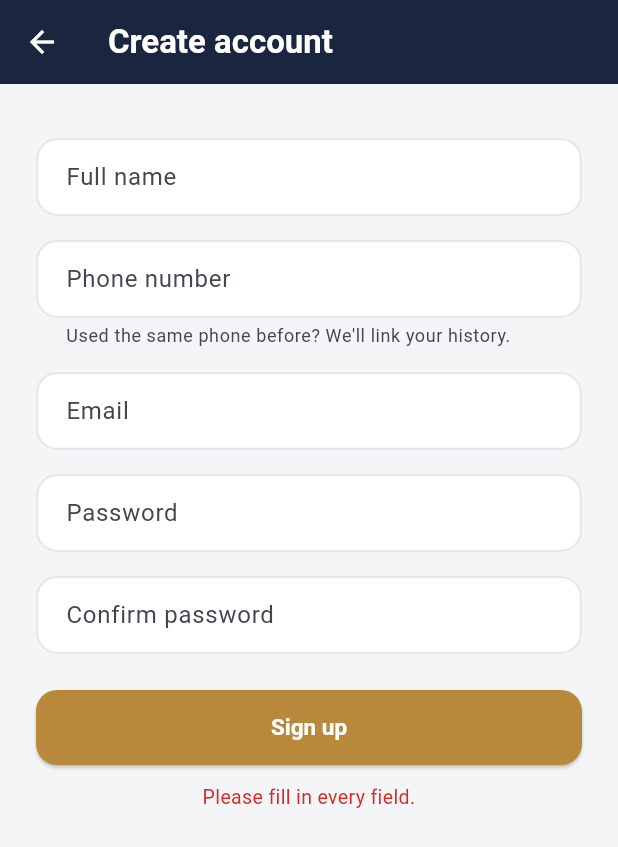
After one commit to rodgersBRY/booking-platform, a Flutter app: the SignupPage screen opened by its route, after a tap on "Sign up", on a phone screen of 412 x 824 dp. The commit adds this screen. Shown: the top 847 px of the screen. Run offline on Flutter 3.47's test engine with Material 3 defaults, Android fonts, the phone set to English and light mode, and no system bars; our stand-ins replace dio, flutter_dotenv, flutter_secure_storage, get; accounts and stored records are empty.

Commit message:
FEAT: add client signup screen, linked from the login page

```diff
--- a/mobile/lib/app/data/models/auth_result.dart
+++ b/mobile/lib/app/data/models/auth_result.dart
@@ -2,16 +2,27 @@ import 'client_model.dart';
 
 class AuthResult {
   final bool success;
+  final bool pendingConfirmation;
   final ClientModel? client;
   final String? errorCode;
   final String? message;
 
   AuthResult.success(this.client)
     : success = true,
+      pendingConfirmation = false,
       errorCode = null,
       message = null;
 
+  /// Signup succeeded but the project requires email confirmation before a
+  /// session is issued — no token/client yet.
+  AuthResult.pendingConfirmation(this.message)
+    : success = false,
+      pendingConfirmation = true,
+      client = null,
+      errorCode = null;
+
   AuthResult.failure(this.errorCode, this.message)
     : success = false,
+      pendingConfirmation = false,
       client = null;
 }
--- a/mobile/lib/app/data/repositories/auth_repository.dart
+++ b/mobile/lib/app/data/repositories/auth_repository.dart
@@ -39,6 +39,37 @@ class AuthRepository {
     }
   }
 
+  Future<AuthResult> signup({
+    required String name,
+    required String phone,
+    required String email,
+    required String password,
+  }) async {
+    try {
+      final res = await _dio.post(
+        '/account/signup',
+        data: {'name': name, 'phone': phone, 'email': email, 'password': password},
+      );
+      if (res.data['pendingConfirmation'] == true) {
+        return AuthResult.pendingConfirmation(res.data['message'] as String?);
+      }
+      final token = res.data['token'] as String;
+      await _storage.writeToken(token);
+      final client = ClientModel.fromJson(
+        res.data['client'] as Map<String, dynamic>,
+      );
+      return AuthResult.success(client);
+    } on DioException catch (e) {
+      final data = e.response?.data;
+      final code = data is Map ? data['error'] as String? : null;
+      final message = data is Map ? data['message'] as String? : null;
+      return AuthResult.failure(
+        code,
+        message ?? 'Something went wrong. Please try again.',
+      );
+    }
+  }
+
   /// Resolves the current session's client profile, or null if there's no
   /// valid token (never signed in, or it expired/was revoked).
   Future<ClientModel?> fetchMe() async {
--- a/mobile/lib/app/modules/login/login_page.dart
+++ b/mobile/lib/app/modules/login/login_page.dart
@@ -1,6 +1,7 @@
 import 'package:flutter/material.dart';
 import 'package:get/get.dart';
 
+import '../../routes/app_routes.dart';
 import '../../theme/app_colors.dart';
 import 'login_controller.dart';
 
@@ -45,6 +46,11 @@ class LoginPage extends GetView<LoginController> {
                 style: const TextStyle(color: AppColors.late, fontSize: 13),
               );
             }),
+            const SizedBox(height: 16),
+            TextButton(
+              onPressed: () => Get.toNamed(AppRoutes.signup),
+              child: const Text('No account yet? Sign up'),
+            ),
           ],
         ),
       ),
--- /dev/null
+++ b/mobile/lib/app/modules/signup/signup_binding.dart
@@ -0,0 +1,10 @@
+import 'package:get/get.dart';
+
+import 'signup_controller.dart';
+
+class SignupBinding extends Bindings {
+  @override
+  void dependencies() {
+    Get.lazyPut<SignupController>(() => SignupController());
+  }
+}
--- /dev/null
+++ b/mobile/lib/app/modules/signup/signup_controller.dart
@@ -0,0 +1,61 @@
+import 'package:get/get.dart';
+
+import '../../data/repositories/auth_repository.dart';
+import '../../routes/app_routes.dart';
+
+class SignupController extends GetxController {
+  final AuthRepository _repo = AuthRepository();
+
+  final name = ''.obs;
+  final phone = ''.obs;
+  final email = ''.obs;
+  final password = ''.obs;
+  final confirmPassword = ''.obs;
+  final submitting = false.obs;
+  final errorMessage = RxnString();
+  final successMessage = RxnString();
+
+  Future<void> submit() async {
+    if (name.value.trim().isEmpty ||
+        phone.value.trim().isEmpty ||
+        email.value.trim().isEmpty ||
+        password.value.isEmpty) {
+      errorMessage.value = 'Please fill in every field.';
+      return;
+    }
+    if (password.value.length < 8) {
+      errorMessage.value = 'Password must be at least 8 characters.';
+      return;
+    }
+    if (password.value != confirmPassword.value) {
+      errorMessage.value = 'Passwords don\'t match.';
+      return;
+    }
+
+    submitting.value = true;
+    errorMessage.value = null;
+    successMessage.value = null;
+
+    final result = await _repo.signup(
+      name: name.value.trim(),
+      phone: phone.value.trim(),
+      email: email.value.trim(),
+      password: password.value,
+    );
+
+    submitting.value = false;
+
+    if (result.success) {
+      Get.offAllNamed(AppRoutes.account);
+      return;
+    }
+
+    if (result.pendingConfirmation) {
+      successMessage.value =
+          result.message ?? 'Check your email to confirm your account.';
+      return;
+    }
+
+    errorMessage.value = result.message ?? 'Something went wrong. Please try again.';
+  }
+}
--- /dev/null
+++ b/mobile/lib/app/modules/signup/signup_page.dart
@@ -0,0 +1,82 @@
+import 'package:flutter/material.dart';
+import 'package:get/get.dart';
+
+import '../../theme/app_colors.dart';
+import 'signup_controller.dart';
+
+class SignupPage extends GetView<SignupController> {
+  const SignupPage({super.key});
+
+  @override
+  Widget build(BuildContext context) {
+    return Scaffold(
+      appBar: AppBar(title: const Text('Create account')),
+      body: SingleChildScrollView(
+        padding: const EdgeInsets.all(24),
+        child: Column(
+          crossAxisAlignment: CrossAxisAlignment.stretch,
+          children: [
+            const SizedBox(height: 12),
+            TextField(
+              decoration: const InputDecoration(labelText: 'Full name'),
+              onChanged: (v) => controller.name.value = v,
+            ),
+            const SizedBox(height: 16),
+            TextField(
+              decoration: const InputDecoration(
+                labelText: 'Phone number',
+                helperText: "Used the same phone before? We'll link your history.",
+              ),
+              keyboardType: TextInputType.phone,
+              onChanged: (v) => controller.phone.value = v,
+            ),
+            const SizedBox(height: 16),
+            TextField(
+              decoration: const InputDecoration(labelText: 'Email'),
+              keyboardType: TextInputType.emailAddress,
+              onChanged: (v) => controller.email.value = v,
+            ),
+            const SizedBox(height: 16),
+            TextField(
+              decoration: const InputDecoration(labelText: 'Password'),
+              obscureText: true,
+              onChanged: (v) => controller.password.value = v,
+            ),
+            const SizedBox(height: 16),
+            TextField(
+              decoration: const InputDecoration(labelText: 'Confirm password'),
+              obscureText: true,
+              onChanged: (v) => controller.confirmPassword.value = v,
+            ),
+            const SizedBox(height: 24),
+            Obx(
+              () => ElevatedButton(
+                onPressed: controller.submitting.value ? null : controller.submit,
+                child: Text(controller.submitting.value ? 'Creating account…' : 'Sign up'),
+              ),
+            ),
+            const SizedBox(height: 12),
+            Obx(() {
+              final error = controller.errorMessage.value;
+              if (error == null) return const SizedBox.shrink();
+              return Text(
+                error,
+                textAlign: TextAlign.center,
+                style: const TextStyle(color: AppColors.late, fontSize: 13),
+              );
+            }),
+            Obx(() {
+              final success = controller.successMessage.value;
+              if (success == null) return const SizedBox.shrink();
+              return Text(
+                success,
+                textAlign: TextAlign.center,
+                style: const TextStyle(color: AppColors.free, fontSize: 13),
+              );
+            }),
+          ],
+        ),
+      ),
+    );
+  }
+}
--- a/mobile/lib/app/routes/app_pages.dart
+++ b/mobile/lib/app/routes/app_pages.dart
@@ -11,6 +11,8 @@ import '../modules/booking/pages/slot_page.dart';
 import '../modules/booking/pages/staff_list_page.dart';
 import '../modules/login/login_binding.dart';
 import '../modules/login/login_page.dart';
+import '../modules/signup/signup_binding.dart';
+import '../modules/signup/signup_page.dart';
 import '../modules/welcome/welcome_page.dart';
 import 'app_routes.dart';
 
@@ -21,6 +23,11 @@ class AppPages {
       name: AppRoutes.login,
       page: () => const LoginPage(),
       binding: LoginBinding(),
+    ),
+    GetPage(
+      name: AppRoutes.signup,
+      page: () => const SignupPage(),
+      binding: SignupBinding(),
     ),
     GetPage(
       name: AppRoutes.account,
--- a/mobile/lib/app/routes/app_routes.dart
+++ b/mobile/lib/app/routes/app_routes.dart
@@ -1,6 +1,7 @@
 abstract class AppRoutes {
   static const welcome = '/';
   static const login = '/login';
+  static const signup = '/signup';
   static const account = '/account';
   static const bookCategory = '/book/category';
   static const bookService = '/book/service';
```
